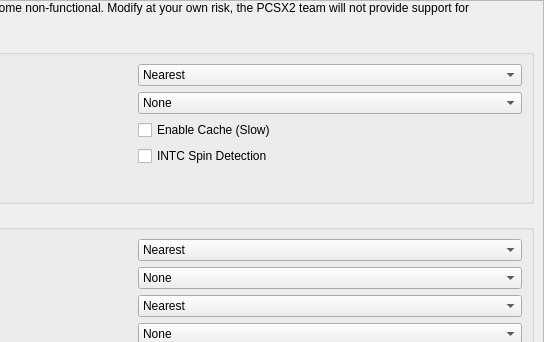
First picture: the form in pcsx2-qt/Settings/AdvancedSettingsWidget.ui, repository PCSX2/pcsx2, before the edit; both pictures show x 265 to 809 and y 0 to 342 of the 809 by 647 pixel window.
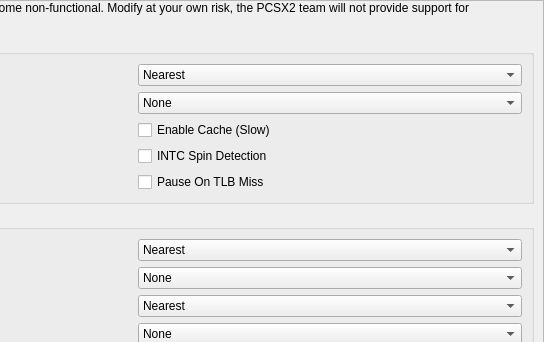
Second picture: the form after the edit.

Commit message:
VTLB: Add option to pause on TLB miss
Rather than making it contingent on dev builds.

```diff
--- a/pcsx2-qt/Settings/AdvancedSettingsWidget.ui
+++ b/pcsx2-qt/Settings/AdvancedSettingsWidget.ui
@@ -165,6 +165,13 @@
               </property>
              </widget>
             </item>
+            <item row="2" column="1">
+             <widget class="QCheckBox" name="pauseOnTLBMiss">
+              <property name="text">
+               <string>Pause On TLB Miss</string>
+              </property>
+             </widget>
+            </item>
            </layout>
           </item>
          </layout>
```
The commit also changes 4 other files.
